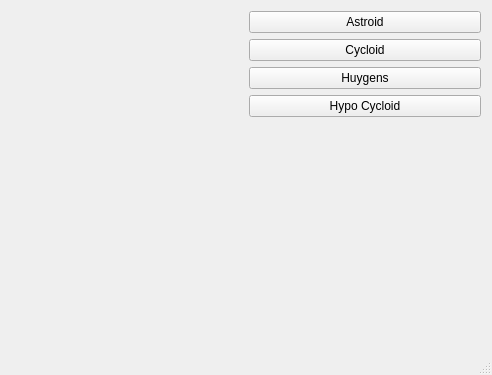
This is QtCurves/mainwindow.ui in mateusmb/QtCurves as Qt 5 draws it before an edit. The edited form follows.
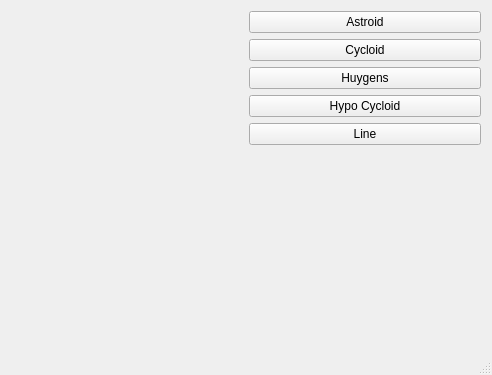
This is the edited form. Custom widgets are drawn as their Qt base class.

Commit message: Rendering line

Patch:
```diff
--- a/QtCurves/mainwindow.ui
+++ b/QtCurves/mainwindow.ui
@@ -50,6 +50,13 @@
           </property>
          </widget>
         </item>
+        <item>
+         <widget class="QPushButton" name="btnLine">
+          <property name="text">
+           <string>Line</string>
+          </property>
+         </widget>
+        </item>
         <item>
          <spacer name="verticalSpacer">
           <property name="orientation">
```
The commit also changes 13 other files.
